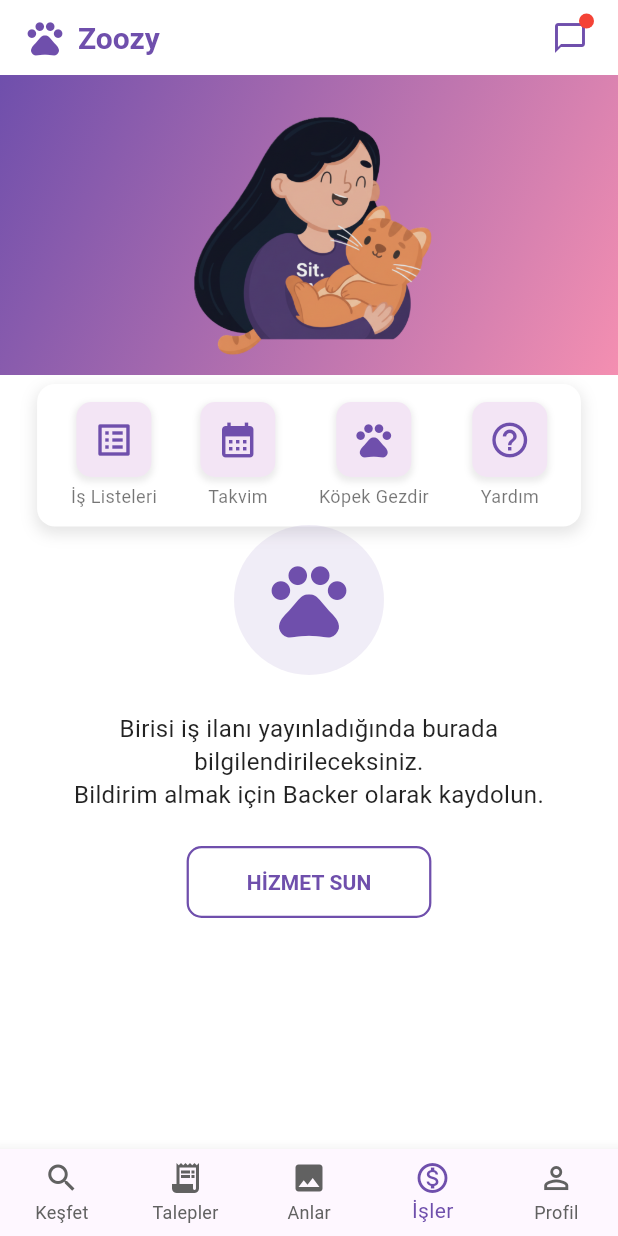
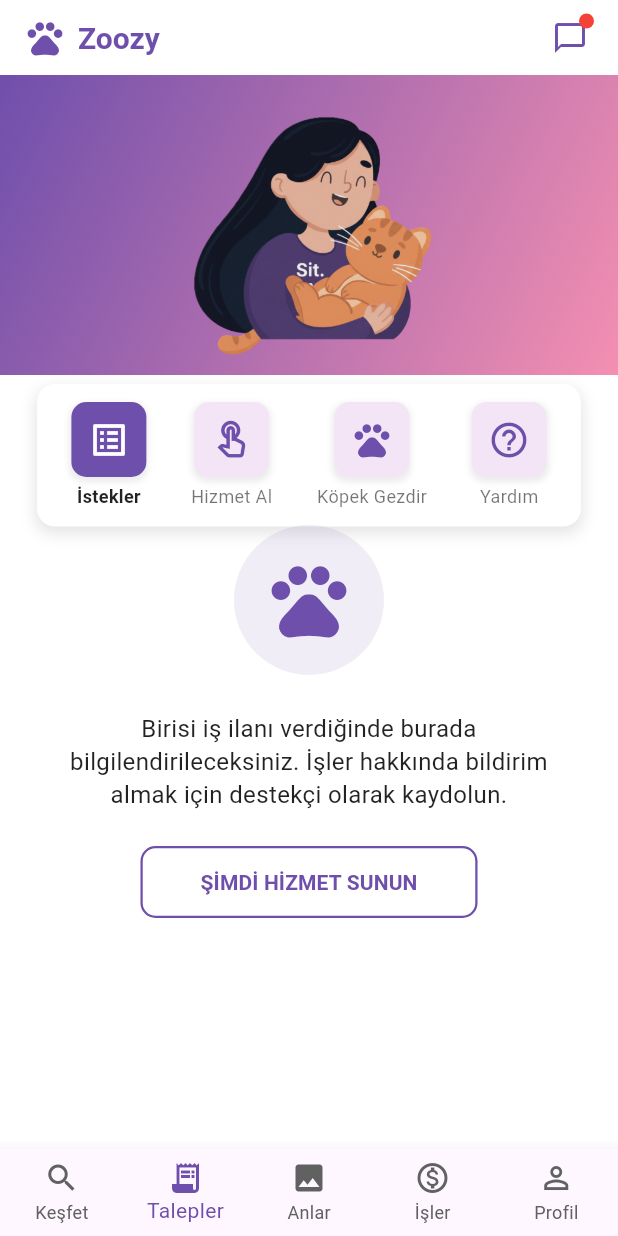
Before and after one commit to iremsuerdemir/Zoozy, a Flutter app: the screen it shows after launch, on a phone screen of 412 x 824 dp. Run offline on Flutter 3.47's test engine with Material 3 defaults, Android fonts, the phone set to English and light mode, and no system bars; our stand-ins replace firebase_auth, firebase_core, google_sign_in, image_picker, qr_flutter, shared_preferences; missing offline and left inert: flutter_facebook_auth; accounts and stored records are empty.

Commit message:
request screen tasarlandı

```diff
--- a/lib/components/bottom_navigation_bar.dart
+++ b/lib/components/bottom_navigation_bar.dart
@@ -1,17 +1,18 @@
 import 'package:flutter/material.dart';
 import 'package:zoozy/screens/jobs_screen.dart';
 import 'package:zoozy/screens/profile_screen.dart';
+import '../screens/reguests_screen.dart'; // doğru ekranı import et
 
 class CustomBottomNavBar extends StatelessWidget {
   final int currentIndex;
-  final Function(int) onTap;
+  final Function(int)? onTap; // opsiyonel yapabiliriz
   final Color selectedColor;
   final Color unselectedColor;
 
   const CustomBottomNavBar({
     super.key,
     required this.currentIndex,
-    required this.onTap,
+    this.onTap, // artık opsiyonel
     required this.selectedColor,
     required this.unselectedColor,
   });
@@ -26,20 +27,25 @@ class CustomBottomNavBar extends StatelessWidget {
       showUnselectedLabels: true,
       onTap: (index) {
         if (index == 4) {
-          // Profil butonuna basıldığında ProfileScreen sayfasına git
           Navigator.push(
             context,
             MaterialPageRoute(builder: (context) => const ProfileScreen()),
           );
         } else if (index == 3) {
-          // Jobs butonuna basıldığında JobsScreen sayfasına git
           Navigator.push(
             context,
             MaterialPageRoute(builder: (context) => const JobsScreen()),
           );
+        } else if (index == 1) {
+          Navigator.push(
+            context,
+            MaterialPageRoute(
+                builder: (context) => const RequestsScreen()), // doğru isim
+          );
         } else {
-          // Diğer indexler için senin verdiğin onTap çalışsın
-          onTap(index);
+          if (onTap != null) {
+            onTap!(index); // opsiyonel kontrol
+          }
         }
       },
       items: const [
--- a/lib/main.dart
+++ b/lib/main.dart
@@ -6,7 +6,8 @@ import 'package:zoozy/screens/edit_profile.dart';
 import 'package:zoozy/screens/jobs_screen.dart';
 import 'package:zoozy/screens/login_page.dart';
 import 'package:flutter_facebook_auth/flutter_facebook_auth.dart';
-import 'package:zoozy/screens/profile_screen.dart'; // <-- Bunu ekledik
+import 'package:zoozy/screens/profile_screen.dart';
+import 'package:zoozy/screens/reguests_screen.dart'; // <-- Bunu ekledik
 
 // Web için GoogleSignIn
 final GoogleSignIn googleSignIn = GoogleSignIn(
@@ -59,7 +60,7 @@ class MyApp extends StatelessWidget {
       theme: ThemeData(
         colorScheme: ColorScheme.fromSeed(seedColor: Colors.deepPurple),
       ),
-      home: JobsScreen(),
+      home: RequestsScreen(),
     );
   }
 }
--- /dev/null
+++ b/lib/screens/reguests_screen.dart
@@ -0,0 +1,375 @@
+import 'package:flutter/material.dart';
+import 'package:zoozy/components/bottom_navigation_bar.dart';
+import 'package:zoozy/screens/agreement_screen.dart';
+import 'package:zoozy/screens/profile_screen.dart';
+
+class RequestsScreen extends StatelessWidget {
+  const RequestsScreen({super.key});
+
+  // 🎨 Renk paleti
+  static const Color primaryPurple = Color.fromARGB(255, 111, 79, 172);
+  static const Color softPink = Color(0xFFF48FB1);
+  static const Color cardIconBgColor = Color(0xFFF3E5F5);
+
+  // İkonlu kart oluşturma metodu
+  Widget _buildIconTextCard(IconData icon, String text,
+      {bool isSelected = false}) {
+    return Column(
+      children: [
+        Container(
+          width: 50,
+          height: 50,
+          decoration: BoxDecoration(
+            color: isSelected ? primaryPurple : cardIconBgColor,
+            borderRadius: BorderRadius.circular(10.0),
+            boxShadow: [
+              BoxShadow(
+                color: Colors.grey.withOpacity(0.2),
+                spreadRadius: 1,
+                blurRadius: 3,
+                offset: const Offset(0, 2),
+              ),
+            ],
+          ),
+          child: Icon(
+            icon,
+            color: isSelected ? Colors.white : primaryPurple,
+            size: 28,
+          ),
+        ),
+        const SizedBox(height: 4),
+        Text(
+          text,
+          style: TextStyle(
+            fontSize: 12,
+            color: isSelected ? Colors.black87 : Colors.black54,
+            fontWeight: isSelected ? FontWeight.bold : FontWeight.normal,
+          ),
+        ),
+      ],
+    );
+  }
+
+  // Yeni eklenecek hizmet seçimi modalı için kart
+  Widget _buildServiceSelectionCard(
+      BuildContext context, IconData icon, String text) {
+    return Expanded(
+      child: GestureDetector(
+        onTap: () {
+          // Servis seçildiğinde yapılacak işlem (örneğin yeni bir ekrana yönlendirme)
+          // Bu örnekte sadece bottom sheet'i kapatıyoruz
+          Navigator.pop(context);
+          // Burada seçilen servis ile ilgili yeni bir sayfaya yönlendirme yapılabilir.
+          // print('$text hizmeti seçildi');
+        },
+        child: Column(
+          children: [
+            Container(
+              width: 60,
+              height: 60,
+              decoration: BoxDecoration(
+                // Renk ve gölge görseldeki gibi değil ama işlevsellik için yeterli
+                color: primaryPurple.withOpacity(0.1),
+                borderRadius: BorderRadius.circular(15.0),
+              ),
+              child: Icon(
+                icon,
+                color: primaryPurple,
+                size: 32,
+              ),
+            ),
+            const SizedBox(height: 8),
+            Text(
+              text,
+              textAlign: TextAlign.center,
+              style: const TextStyle(
+                fontSize: 12,
+                color: Colors.black87,
+              ),
+            ),
+          ],
+        ),
+      ),
+    );
+  }
+
+  // Broadcast Request modalını gösteren metot
+  void _showBroadcastRequestModal(BuildContext context) {
+    showModalBottomSheet(
+      context: context,
+      isScrollControlled: true, // İçeriğin kaydırılabilir olması için
+      shape: const RoundedRectangleBorder(
+        borderRadius: BorderRadius.vertical(top: Radius.circular(25.0)),
+      ),
+      builder: (BuildContext context) {
+        return Padding(
+          padding: const EdgeInsets.all(24.0),
+          child: Column(
+            mainAxisSize:
+                MainAxisSize.min, // İçeriği kadar yer kaplamasını sağlar
+            crossAxisAlignment: CrossAxisAlignment.start,
+            children: <Widget>[
+              // Başlık
+              const Text(
+                "İlan Yayını",
+                style: TextStyle(
+                  fontSize: 20,
+                  fontWeight: FontWeight.bold,
+                  color: Colors.black87,
+                ),
+              ),
+              const SizedBox(height: 8),
+              // Açıklama
+              const Text(
+                "Yakınınızdaki destekçilere evcil hayvanlarınızla ilgili yardıma ihtiyacınız olduğunu bildirmek için ilan yayınlayın.",
+                style: TextStyle(
+                  fontSize: 14,
+                  color: Colors.black54,
+                ),
+              ),
+              const SizedBox(height: 24),
+              // Hizmet kartları 1. satır (4 adet)
+              Row(
+                mainAxisAlignment: MainAxisAlignment.spaceAround,
+                children: <Widget>[
+                  _buildServiceSelectionCard(
+                      context, Icons.house_outlined, "Pansiyon"),
+                  _buildServiceSelectionCard(
+                      context, Icons.sunny_snowing, "Gündüz Bakımı"),
+                  _buildServiceSelectionCard(
+                      context, Icons.chair_outlined, "Evde Bakım"),
+                  _buildServiceSelectionCard(
+                      context, Icons.directions_walk, "Gezdirme"),
+                ],
+              ),
+              const SizedBox(height: 20),
+              // Hizmet kartları 2. satır (3 adet)
+              Row(
+                mainAxisAlignment: MainAxisAlignment.start,
+                children: <Widget>[
+                  _buildServiceSelectionCard(
+                      context, Icons.local_taxi_outlined, "Taksi"),
+                  _buildServiceSelectionCard(
+                      context, Icons.cut_outlined, "Bakım"),
+                  _buildServiceSelectionCard(
+                      context, Icons.school_outlined, "Eğitim"),
+                  // 4. sütunun boş kalması için bir Expanded widget'ı
+                  const Expanded(child: SizedBox.shrink()),
+                ],
+              ),
+              const SizedBox(height: 24),
+            ],
+          ),
+        );
+      },
+    );
+  }
+
+  @override
+  Widget build(BuildContext context) {
+    double screenWidth = MediaQuery.of(context).size.width;
+    double screenHeight = MediaQuery.of(context).size.height;
+
+    return Scaffold(
+      backgroundColor: Colors.white,
+      appBar: AppBar(
+        automaticallyImplyLeading: false,
+        backgroundColor: Colors.white,
+        elevation: 0,
+        toolbarHeight: 50,
+        title: const Row(
+          children: [
+            Icon(Icons.pets, color: primaryPurple, size: 28),
+            SizedBox(width: 8),
+            Text(
+              "Zoozy",
+              style: TextStyle(
+                color: primaryPurple,
+                fontWeight: FontWeight.bold,
+                fontSize: 20,
+              ),
+            ),
+          ],
+        ),
+        actions: [
+          Stack(
+            children: [
+              IconButton(
+                icon: const Icon(Icons.chat_bubble_outline,
+                    color: primaryPurple, size: 24),
+                onPressed: () {},
+              ),
+              Positioned(
+                right: 8,
+                top: 8,
+                child: Container(
+                  width: 10,
+                  height: 10,
+                  decoration: const BoxDecoration(
+                    color: Colors.red,
+                    shape: BoxShape.circle,
+                  ),
+                ),
+              ),
+            ],
+          ),
+          const SizedBox(width: 8),
+        ],
+      ),
+      body: SingleChildScrollView(
+        child: Column(
+          children: [
+            Stack(
+              clipBehavior: Clip.none,
+              children: [
+                // Üst arka plan gradyanı
+                Container(
+                  height: 200,
+                  width: double.infinity,
+                  decoration: const BoxDecoration(
+                    gradient: LinearGradient(
+                      colors: [primaryPurple, softPink],
+                      begin: Alignment.topLeft,
+                      end: Alignment.bottomRight,
+                    ),
+                  ),
+                ),
+
+                // Orta görsel
+                Positioned(
+                  left: screenWidth / 2 - 80,
+                  top: 20,
+                  child: Center(
+                    child: Transform.scale(
+                      scale: 1.3,
+                      child: Image.asset(
+                        'assets/images/jobs.png',
+                        height: 160,
+                        width: 160,
+                        fit: BoxFit.contain,
+                      ),
+                    ),
+                  ),
+                ),
+
+                // Alt kısım: ikonlu kutular
+                Positioned(
+                  top: screenHeight * 0.25,
+                  left: screenWidth * 0.06,
+                  right: screenWidth * 0.06,
+                  child: Container(
+                    padding:
+                        const EdgeInsets.symmetric(vertical: 12, horizontal: 8),
+                    decoration: BoxDecoration(
+                      color: Colors.white,
+                      borderRadius: BorderRadius.circular(12),
+                      boxShadow: [
+                        BoxShadow(
+                          color: Colors.black.withOpacity(0.1),
+                          spreadRadius: 1,
+                          blurRadius: 8,
+                          offset: const Offset(0, 4),
+                        ),
+                      ],
+                    ),
+                    child: Row(
+                      mainAxisAlignment: MainAxisAlignment.spaceAround,
+                      children: [
+                        // 1. Requests -> İSTEKLER (Seçili)
+                        _buildIconTextCard(Icons.list_alt, "İstekler",
+                            isSelected: true),
+                        // 2. Get Service -> HİZMET AL
+                        _buildIconTextCard(
+                            Icons.touch_app_outlined, "Hizmet Al"),
+                        // 3. Dog Walk -> KÖPEK GEZDİRME
+                        _buildIconTextCard(Icons.pets, "Köpek Gezdir"),
+                        // 4. Help -> YARDIM
+                        _buildIconTextCard(Icons.help_outline, "Yardım"),
+                      ],
+                    ),
+                  ),
+                ),
+              ],
+            ),
+
+            const SizedBox(height: 100),
+
+            // Daire ikon
+            Container(
+              width: 100,
+              height: 100,
+              decoration: BoxDecoration(
+                color: primaryPurple.withOpacity(0.1),
+                shape: BoxShape.circle,
+              ),
+              child: const Center(
+                child: Icon(Icons.pets, size: 60, color: primaryPurple),
+              ),
+            ),
+
+            const SizedBox(height: 24),
+
+            // Bilgilendirme metni
+            const Padding(
+              padding: EdgeInsets.symmetric(horizontal: 40),
+              child: Text(
+                "Birisi iş ilanı verdiğinde burada bilgilendirileceksiniz. İşler hakkında bildirim almak için destekçi olarak kaydolun.",
+                textAlign: TextAlign.center,
+                style: TextStyle(
+                  fontSize: 16,
+                  color: Colors.black87,
+                  height: 1.4,
+                ),
+              ),
+            ),
+
+            const SizedBox(height: 24),
+
+            // Hizmet Sun butonu
+            ElevatedButton(
+              style: ElevatedButton.styleFrom(
+                backgroundColor: Colors.white,
+                foregroundColor: primaryPurple,
+                side: const BorderSide(color: primaryPurple, width: 1.5),
+                padding:
+                    const EdgeInsets.symmetric(horizontal: 40, vertical: 14),
+                shape: RoundedRectangleBorder(
+                  borderRadius: BorderRadius.circular(10),
+                ),
+                elevation: 0,
+              ),
+              // BUTON ACTION BURAYA EKLENDİ!
+              onPressed: () => _showBroadcastRequestModal(context),
+              child: const Text(
+                "ŞİMDİ HİZMET SUNUN",
+                style: TextStyle(fontWeight: FontWeight.bold, fontSize: 14),
+              ),
+            ),
+
+            const SizedBox(height: 20),
+          ],
+        ),
+      ),
+
+      // Alt menü çubuğu
+      bottomNavigationBar: CustomBottomNavBar(
+        currentIndex: 1,
+        selectedColor: primaryPurple,
+        unselectedColor: Colors.grey[700]!,
+        onTap: (index) {
+          if (index == 3) {
+            Navigator.pushReplacement(
+              context,
+              MaterialPageRoute(builder: (context) => const RequestsScreen()),
+            );
+          } else if (index == 4) {
+            Navigator.push(
+              context,
+              MaterialPageRoute(builder: (context) => const ProfileScreen()),
+            );
+          }
+        },
+      ),
+    );
+  }
+}
```
